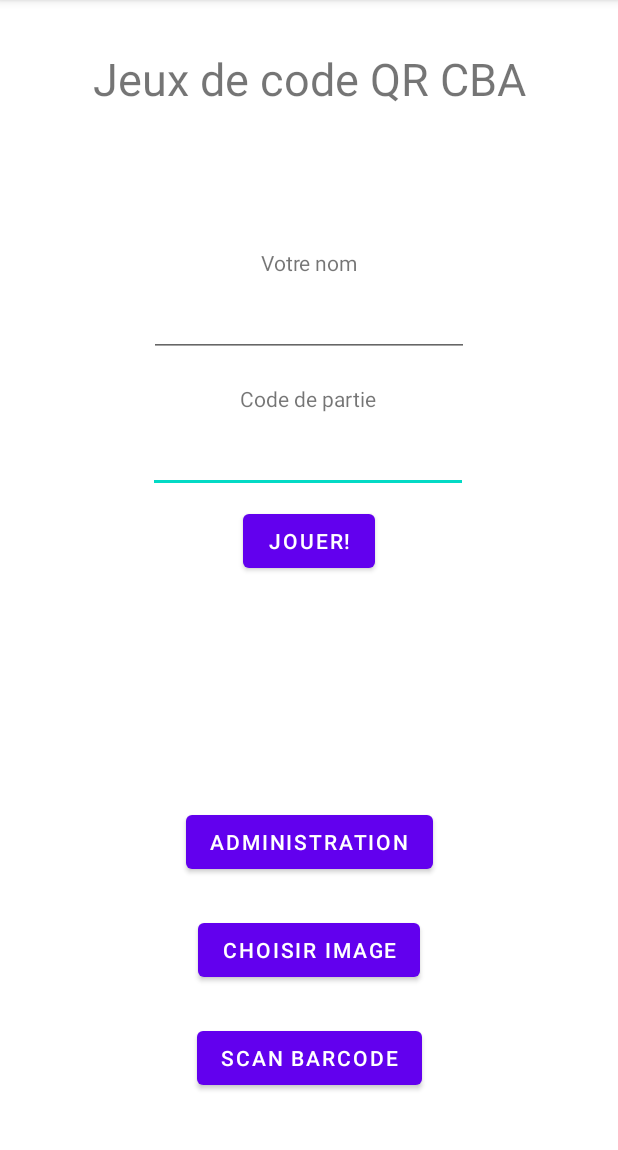
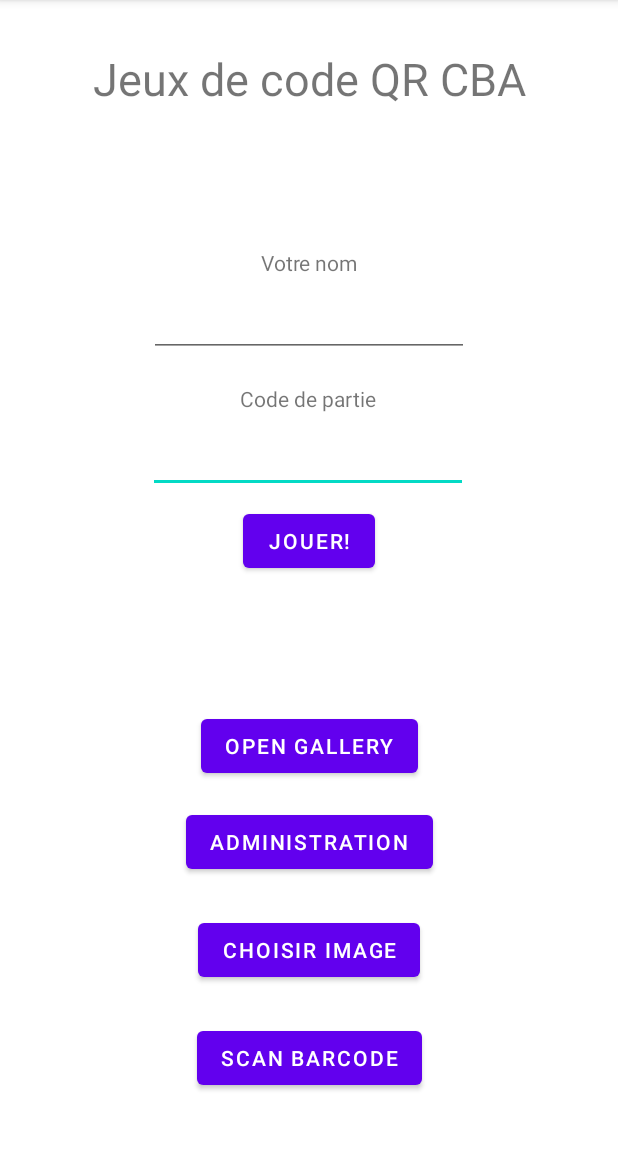
Before and after one commit to Jorbidan/JeuxQR_CBA, an Android app: the screen it shows after launch (MainActivity), on a phone screen of 412 x 824 dp, the part 84-1234 px from its top. Run offline under Robolectric (Android 15) with nearby library versions, the phone set to English and light mode, and no system bars; our stand-ins replace Firebase (no records; nobody signed in at launch, a user with empty details on screens opened directly); 1 statement that could not run was skipped.

Commit message:
Ajout d'une selection d'image dans la gallery

```diff
--- a/QRCode/app/src/main/AndroidManifest.xml
+++ b/QRCode/app/src/main/AndroidManifest.xml
@@ -12,7 +12,6 @@
         android:supportsRtl="true"
         android:theme="@style/Theme.QRCode">
         <activity android:name=".LobbyActivity"></activity>
-        <activity android:name=".ChooseImageActivity" />
         <activity android:name=".AdminLoginActivity" />
         <activity android:name=".AdminActivity" />
         <activity android:name=".ScannedBarcodeActivity" />
--- a/QRCode/app/src/main/java/com/example/qrcode/MainActivity.java
+++ b/QRCode/app/src/main/java/com/example/qrcode/MainActivity.java
@@ -4,11 +4,15 @@ import androidx.annotation.NonNull;
 import androidx.annotation.Nullable;
 import androidx.appcompat.app.AppCompatActivity;
 
+import android.content.Context;
 import android.content.Intent;
+import android.graphics.Bitmap;
+import android.graphics.BitmapFactory;
 import android.os.Bundle;
 import android.util.Log;
 import android.view.View;
 import android.widget.Button;
+import android.widget.ImageView;
 import android.widget.TextView;
 import android.widget.Toast;
 
@@ -19,10 +23,16 @@ import com.example.qrcode.gameManager.GameService;
 import com.google.android.gms.tasks.OnCompleteListener;
 import com.google.android.gms.tasks.Task;
 
+import java.io.FileNotFoundException;
+import java.io.InputStream;
+
 public class MainActivity extends AppCompatActivity implements View.OnClickListener {
-
+    Context context;
+    Bitmap bmp;
     private final int TAG_SCAN = 3;
-    Button btnScanBarcode;
+    private final int PICK_IMAGE = 4;
+    ImageView imageViewTest;
+    Button btnScanBarcode, btnGallery;
     Button buttonAdmin;
     TextView textGameCode;
     TextView textPlayerName;
@@ -33,18 +43,35 @@ public class MainActivity extends AppCompatActivity implements View.OnClickListe
     protected void onActivityResult(int requestCode, int resultCode, @Nullable Intent data) {
         super.onActivityResult(requestCode, resultCode, data);
 
-        if(requestCode == TAG_SCAN)
-        {
-            Toast.makeText(this, data.getStringExtra("QRCodeID"), Toast.LENGTH_SHORT ).show();
+        switch(requestCode) {
+            case TAG_SCAN:
+                Toast.makeText(this, data.getStringExtra("QRCodeID"), Toast.LENGTH_SHORT).show();
+                break;
+            case PICK_IMAGE:
+                if(data == null){
+                    Log.e("PICK_IMAGE", "error while getting data");
+                }
 
-           return;
+                try {
+                    InputStream inputStream = context.getContentResolver().openInputStream(data.getData());
+                    bmp = BitmapFactory.decodeStream(inputStream);
+                    Log.d("PICK_IMAGE", "BitMap got");
+                    imageViewTest.setImageBitmap(bmp);
+                } catch (FileNotFoundException e) {
+                    Log.e("PICK_IMAGE", "error while trying to get data");
+                    e.printStackTrace();
+                }
+                break;
+
         }
+
     }
 
     @Override
     protected void onCreate(Bundle savedInstanceState) {
         super.onCreate(savedInstanceState);
         setContentView(R.layout.activity_main);
+        context = this;
         initViews();
     }
 
@@ -60,6 +87,10 @@ public class MainActivity extends AppCompatActivity implements View.OnClickListe
         btnPlay.setOnClickListener(this);
         textGameCode = findViewById(R.id.text_main_GameCode);
         textPlayerName = findViewById(R.id.text_main_playerName);
+
+        btnGallery = findViewById(R.id.btn_main_openGallery);
+        btnGallery.setOnClickListener(this);
+        imageViewTest = findViewById(R.id.imageViewTest);
     }
 
     @Override
@@ -69,6 +100,13 @@ public class MainActivity extends AppCompatActivity implements View.OnClickListe
             case R.id.btn_main_scanBarcode:
              Intent intentScanBarCode =  new Intent(MainActivity.this, ScannedBarcodeActivity.class);
              startActivityForResult(intentScanBarCode, TAG_SCAN);
+                break;
+
+            case R.id.btn_main_openGallery:
+                Intent intent = new Intent();
+                intent.setType("image/*");
+                intent.setAction(Intent.ACTION_GET_CONTENT);
+                startActivityForResult(Intent.createChooser(intent, "Select Picture"), PICK_IMAGE);
                 break;
             case R.id.btn_main_adminLogin:
                 Intent intentLoginAdmin = new Intent(MainActivity.this,AdminLoginActivity.class);
@@ -87,7 +125,7 @@ public class MainActivity extends AppCompatActivity implements View.OnClickListe
                                     @Override
                                     public void onComplete(@NonNull Task<Void> task) {
                                         if (task.isSuccessful()){
-                                            Log.e("joinGame","player "+playerName+" has joined game "+gameCode);
+                                            Log.e("joinGame",playerName+" a rejoin la partie "+gameCode);
                                         }else{
                                             Log.e("joinGame",task.getException().getMessage());
                                         }
--- a/QRCode/app/src/main/java/com/example/qrcode/ScannedBarcodeActivity.java
+++ b/QRCode/app/src/main/java/com/example/qrcode/ScannedBarcodeActivity.java
@@ -23,9 +23,6 @@ import com.google.android.gms.vision.barcode.BarcodeDetector;
 import java.io.IOException;
 
 public class ScannedBarcodeActivity extends AppCompatActivity {
-
-    //https://www.javatpoint.com/android-startactivityforresult-example
-    //How to get info from this activity
 
     private final int TAG_SCAN = 3;
     SurfaceView surfaceView;
--- a/QRCode/app/src/main/res/layout/activity_main.xml
+++ b/QRCode/app/src/main/res/layout/activity_main.xml
@@ -106,6 +106,16 @@
             app:layout_constraintStart_toStartOf="parent"
             app:layout_constraintTop_toBottomOf="@+id/text_main_title" />
 
+        <Button
+            android:id="@+id/btn_main_openGallery"
+            android:layout_width="wrap_content"
+            android:layout_height="wrap_content"
+            android:layout_marginBottom="16dp"
+            android:text="Open Gallery"
+            app:layout_constraintBottom_toTopOf="@+id/btn_main_adminLogin"
+            app:layout_constraintEnd_toEndOf="parent"
+            app:layout_constraintStart_toStartOf="parent" />
+
     </androidx.constraintlayout.widget.ConstraintLayout>
 
 </RelativeLayout>
```
